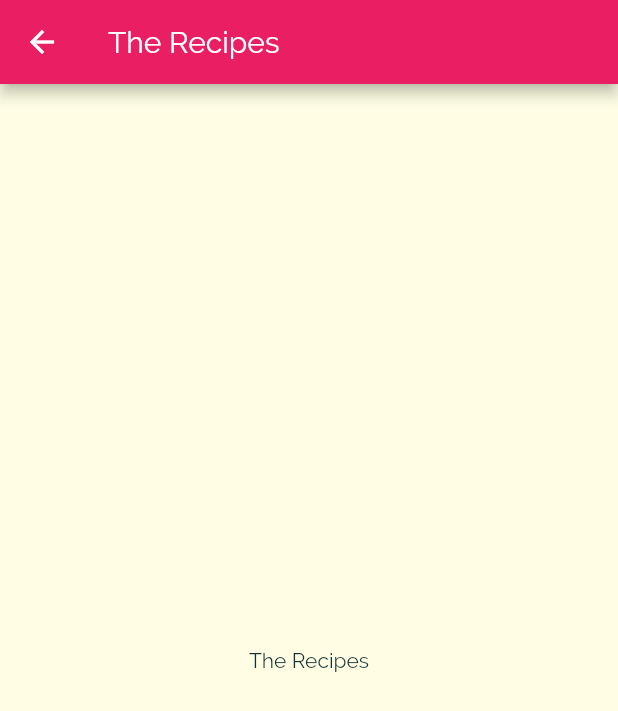
After one commit to omersiddique/restaurantapp, a Flutter app: the screen it shows after launch, after a tap on "Italian", on a phone screen of 412 x 824 dp. The commit adds this screen. Shown: the top 711 px of the screen. Run offline on Flutter 3.47's test engine with Material 2 defaults, Android fonts, the phone set to English and light mode, and no system bars.

Commit message:
Navigating to a new page

```diff
--- a/lib/category_item.dart
+++ b/lib/category_item.dart
@@ -1,4 +1,5 @@
 import 'package:flutter/material.dart';
+import './category_meals_screen.dart';
 
 class CategoryItem extends StatelessWidget {
   final String title;
@@ -6,9 +7,22 @@ class CategoryItem extends StatelessWidget {
 
   CategoryItem(this.title, this.color);
 
+  void selectCategory(BuildContext ctx){
+    Navigator.of(ctx).push(MaterialPageRoute(
+        builder: (_) {
+          return CategoryMealsScreen();
+        },
+        fullscreenDialog: false,
+      ));
+  }
+
   @override
   Widget build(BuildContext context) {
-    return Container(
+    return InkWell(
+        onTap: () => selectCategory(context),
+        splashColor: Theme.of(context).primaryColor,
+        borderRadius: BorderRadius.circular(15),
+        child: Container(
         padding: const EdgeInsets.all(15),
         child: Text(title, style: Theme.of(context).textTheme.headline5,),
         decoration: BoxDecoration(gradient: LinearGradient(
@@ -21,6 +35,7 @@ class CategoryItem extends StatelessWidget {
         ),
         borderRadius: BorderRadius.circular(15),
         ),
+      ),
     );
   }
 }
--- /dev/null
+++ b/lib/category_meals_screen.dart
@@ -0,0 +1,15 @@
+import 'package:flutter/material.dart';
+
+class CategoryMealsScreen extends StatelessWidget {
+  @override
+  Widget build(BuildContext context) {
+    return Scaffold(
+      appBar: AppBar(
+        title: Text('The Recipes'),
+      ),
+      body: Center(
+        child: Text('The Recipes'),
+      ),
+    );
+  }
+}
```
Lines whose indentation alone changed are shown as unchanged.
